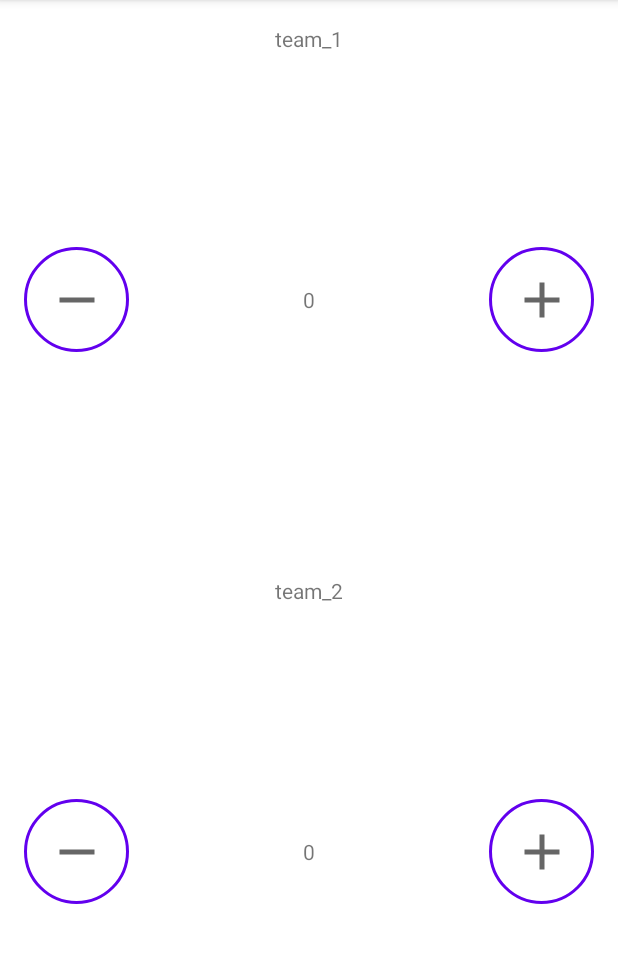
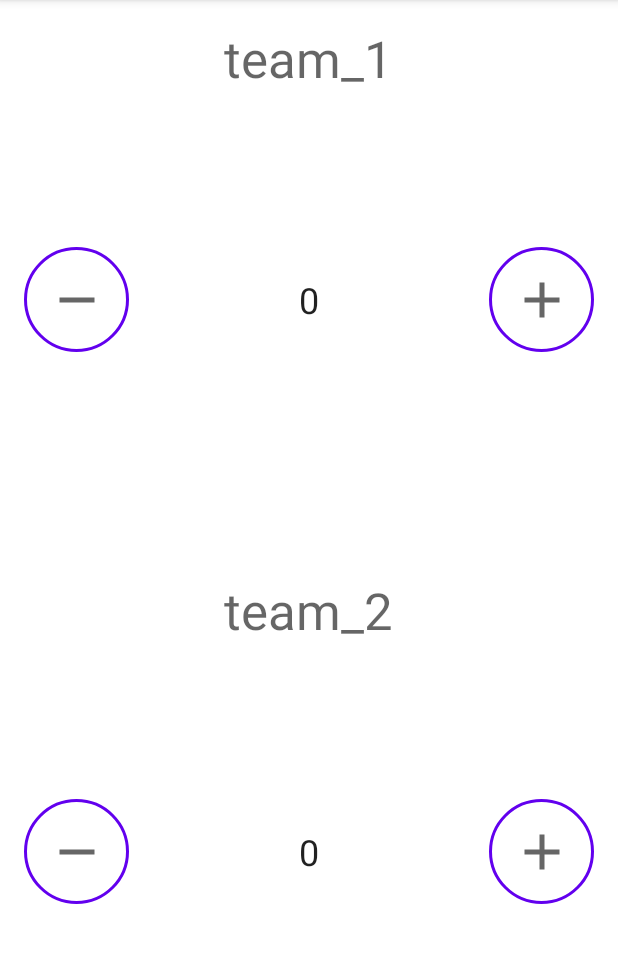
Before and after one commit to soso-light/Scorekeeper, an Android app: the screen it shows after launch (MainActivity), on a phone screen of 412 x 824 dp, the part 84-1047 px from its top. Run offline under Robolectric (Android 15) with nearby library versions, the phone set to English and light mode, and no system bars.

Commit message:
change errors and details.

```diff
--- a/app/src/main/java/com/example/scorekeeper/MainActivity.java
+++ b/app/src/main/java/com/example/scorekeeper/MainActivity.java
@@ -28,6 +28,7 @@ public class MainActivity extends AppCompatActivity {
             case R.id.decreaseTeam1:
                 mScore1--;
                 mScoreText1.setText(String.valueOf(mScore1));
+                break;
             case R.id.decreaseTeam2:
                 mScore2--;
                 mScoreText2.setText(String.valueOf(mScore2));
@@ -42,6 +43,7 @@ public class MainActivity extends AppCompatActivity {
             case R.id.increaseTeam1:
                 mScore1++;
                 mScoreText1.setText(String.valueOf(mScore1));
+                break;
             case R.id.increaseTeam2:
                 mScore2++;
                 mScoreText2.setText(String.valueOf(mScore2));
--- a/app/src/main/res/layout/activity_main.xml
+++ b/app/src/main/res/layout/activity_main.xml
@@ -17,7 +17,7 @@
             android:layout_alignParentTop="true"
             android:layout_centerHorizontal="true"
             android:text="team_1"
-            style="TeamText">
+            style="@style/TeamText">
         </TextView>
         <ImageButton
             android:onClick="decreaseScore"
@@ -27,10 +27,7 @@
             android:layout_alignParentLeft="true"
             android:layout_alignParentStart="true"
             android:layout_centerVertical="true"
-            android:src="@drawable/ic_baseline_remove_24"
-            android:contentDescription="Minus Button"
-            android:background="@drawable/button_background"
-            >
+            style="@style/MinusButtons">
         </ImageButton>
         <TextView
             android:id="@+id/score_1"
@@ -39,6 +36,8 @@
             android:layout_centerHorizontal="true"
             android:layout_centerVertical="true"
             android:text="0"
+            style="@style/ScoreText">
+
             >
         </TextView>
         <ImageButton
@@ -49,9 +48,8 @@
             android:layout_alignParentRight="true"
             android:layout_alignParentEnd="true"
             android:layout_centerVertical="true"
-            android:src="@drawable/ic_baseline_add_24"
+            style="@style/PlusButtons"
             android:contentDescription="Plus Button"
-            android:background="@drawable/button_background"
             >
         </ImageButton>
     </RelativeLayout>
@@ -65,7 +63,7 @@
             android:layout_alignParentTop="true"
             android:layout_centerHorizontal="true"
             android:text="team_2"
-            style="TeamText">
+            style="@style/TeamText">
         </TextView>
         <ImageButton
             android:onClick="decreaseScore"
@@ -75,10 +73,7 @@
             android:layout_alignParentLeft="true"
             android:layout_alignParentStart="true"
             android:layout_centerVertical="true"
-            android:src="@drawable/ic_baseline_remove_24"
-            android:contentDescription="Minus Button"
-            android:background="@drawable/button_background"
-            >
+            style="@style/MinusButtons">
         </ImageButton>
         <TextView
             android:id="@+id/score_2"
@@ -87,18 +82,19 @@
             android:layout_centerHorizontal="true"
             android:layout_centerVertical="true"
             android:text="0"
+            style="@style/ScoreText">
             >
         </TextView>
         <ImageButton
             android:id="@+id/increaseTeam2"
+            android:onClick="increaseScore"
             android:layout_width="@dimen/button_size"
             android:layout_height="@dimen/button_size"
             android:layout_alignParentRight="true"
             android:layout_alignParentEnd="true"
             android:layout_centerVertical="true"
-            android:src="@drawable/ic_baseline_add_24"
+            style="@style/PlusButtons"
             android:contentDescription="Plus Button"
-            android:background="@drawable/button_background"
             >
         </ImageButton>
     </RelativeLayout>
--- a/app/src/main/res/values/colors.xml
+++ b/app/src/main/res/values/colors.xml
@@ -7,4 +7,7 @@
     <color name="teal_700">#FF018786</color>
     <color name="black">#FF000000</color>
     <color name="white">#FFFFFFFF</color>
+    <color name="colorPrimary">#3F51B5</color>
+    <color name="colorPrimaryDark">#303F9F</color>
+    <color name="colorAccent">#FF4081</color>
 </resources>
--- a/app/src/main/res/values/strings.xml
+++ b/app/src/main/res/values/strings.xml
@@ -1,3 +1,10 @@
 <resources>
     <string name="app_name">Scorekeeper</string>
+    <string name="team_1">Team 1</string>
+    <string name="team_2">Team 2</string>
+    <string name="initial_count">0</string>
+    <string name="minus_button_description">Minus Button</string>
+    <string name="plus_button_description">Plus Button</string>
+    <string name="night_mode">Night Mode</string>
+    <string name="day_mode">Day Mode</string>
 </resources>
--- /dev/null
+++ b/app/src/main/res/values/styles.xml
@@ -0,0 +1,40 @@
+<?xml version="1.0" encoding="utf-8"?>
+<resources>
+    <style name="AppTheme"
+        parent="Theme.AppCompat.Light.DarkActionBar">
+        <item name="colorPrimary">@color/colorPrimary</item>
+        <item name="colorPrimaryDark">@color/colorPrimaryDark</item>
+        <item name="colorAccent">@color/colorAccent</item>
+    </style>
+
+    <style name="ScoreButtons"
+        parent="AppTheme">
+        <item name="android:background">
+            @drawable/button_background
+        </item>
+        @color/colorPrimary
+    </style>
+
+    <style name="PlusButtons"
+        parent="ScoreButtons">
+        <item name="android:src">@drawable/ic_baseline_add_24</item>
+        <item name="android:contentDescription">@string/plus_button_description</item>
+    </style>
+
+    <style name="MinusButtons"
+        parent="ScoreButtons">
+        <item name="android:src">@drawable/ic_baseline_remove_24</item>
+        <item name="android:contentDescription">@string/minus_button_description</item>
+    </style>
+
+    <style name="ScoreText">
+        <item name= "android:textAppearance">@style/TextAppearance.AppCompat.Headline</item>
+    </style>
+
+    <style name="TeamText">
+        <item name=
+            "android:textAppearance">@style/TextAppearance.AppCompat.Display1
+        </item>
+    </style>
+
+</resources>
```
